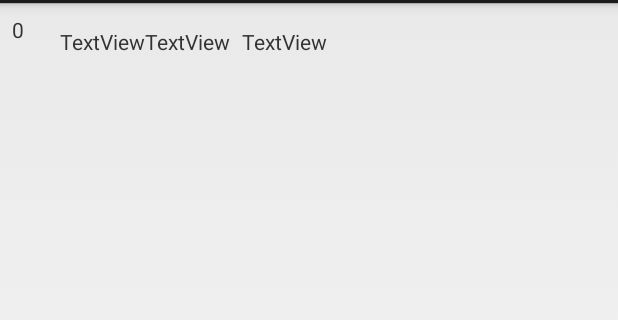
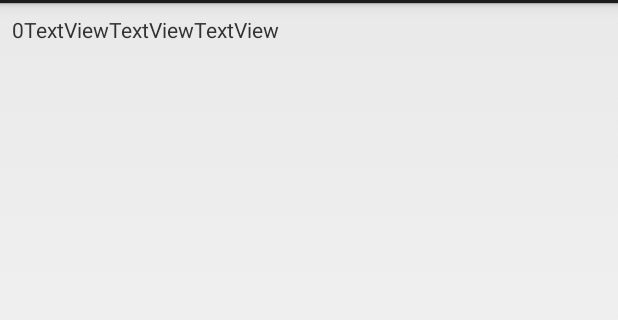
Before and after one commit to Aivaraszev/TerrariaWiki, an Android app: the ItemDescriptionActivity screen opened directly, with no data from a screen before it, on a phone screen of 412 x 824 dp, the part 69-389 px from its top. Run offline under Robolectric (Android 15) with nearby library versions, the light colour scheme and no system bars.

```diff
--- a/app/src/main/res/layout/activity_item_description.xml
+++ b/app/src/main/res/layout/activity_item_description.xml
@@ -21,9 +21,7 @@
         android:id="@+id/itemDamage"
         android:layout_width="wrap_content"
         android:layout_height="wrap_content"
-        android:layout_marginLeft="24dp"
-        android:layout_marginStart="24dp"
-        android:layout_marginTop="16dp"
+        android:layout_marginTop="8dp"
         android:text="TextView"
         app:layout_constraintStart_toEndOf="@+id/itemId"
         app:layout_constraintTop_toTopOf="parent" />
@@ -32,7 +30,7 @@
         android:id="@+id/itemRarity"
         android:layout_width="wrap_content"
         android:layout_height="wrap_content"
-        android:layout_marginTop="16dp"
+        android:layout_marginTop="8dp"
         android:text="TextView"
         app:layout_constraintStart_toEndOf="@+id/itemDamage"
         app:layout_constraintTop_toTopOf="parent" />
@@ -41,9 +39,7 @@
         android:id="@+id/itemPrice"
         android:layout_width="wrap_content"
         android:layout_height="wrap_content"
-        android:layout_marginLeft="8dp"
-        android:layout_marginStart="8dp"
-        android:layout_marginTop="16dp"
+        android:layout_marginTop="8dp"
         android:text="TextView"
         app:layout_constraintStart_toEndOf="@+id/itemRarity"
         app:layout_constraintTop_toTopOf="parent" />
```
Also changed, not shown: app/src/main/res/drawable/item_anchor.png (added), app/src/main/res/drawable/item_chain_guillotines.png (added), app/src/main/res/drawable/item_dao_of_pow.png (added), app/src/main/res/drawable/item_flairon.png (added), app/src/main/res/drawable/item_flower_pow.png (added), app/src/main/res/drawable/item_golem_fist.png (added), app/src/main/res/drawable/item_ko_cannon.png (added), app/src/main/res/drawable/item_solar_eruption.png (added).
